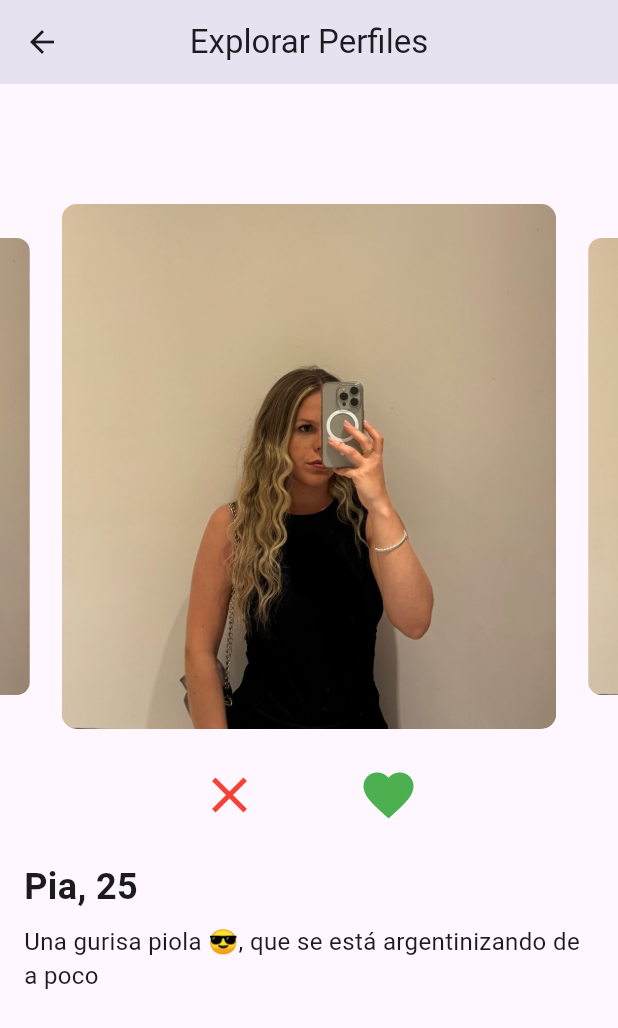
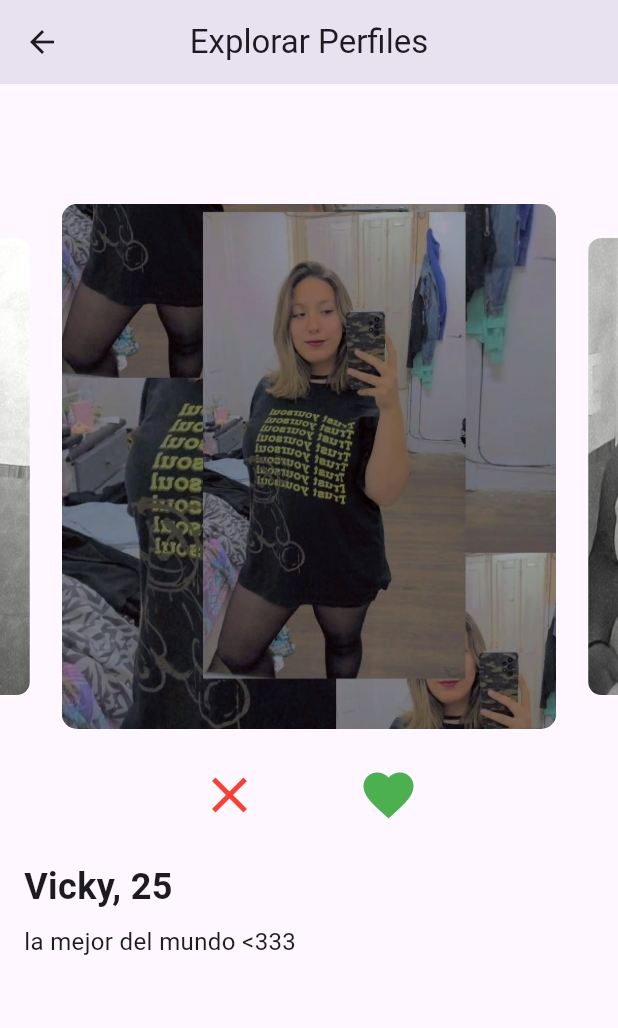
Before and after one commit to JuliLaterza/juvuit_flutter, a Flutter app: the MatchingIgScreen screen opened by its route, swiped to page 2, on a phone screen of 412 x 824 dp. Shown: the top 1028 px of the screen. Run offline on Flutter 3.47's test engine with Material 3 defaults, Android fonts, the light colour scheme and no system bars; drawn by our look-alikes of carousel_slider; our stand-ins replace card_swiper, firebase_auth, firebase_core, font_awesome_flutter, image_picker; accounts and stored records are empty.

Commit message:
agregamos perfil de vicky

```diff
--- a/lib/features/matching/presentation/screens/matching_ig_screen.dart
+++ b/lib/features/matching/presentation/screens/matching_ig_screen.dart
@@ -36,20 +36,34 @@ class _MatchingIgScreenState extends State<MatchingIgScreen> {
     ),
     Profile(
       id: '2',
+      name: 'Vicky',
+      age: 25,
+      description: 'la mejor del mundo <333',
+      imagePath: ['assets/images/vicky.jpeg','assets/images/vicky2.jpeg'],
+    ),
+    Profile(
+      id: '3',
+      name: 'Male',
+      age: 26,
+      description: 'la mejor del mundo <333',
+      imagePath: ['assets/images/male.jpg','assets/images/male2.jpg'],
+    ),
+    Profile(
+      id: '4',
       name: 'Pia',
       age: 25,
       description: 'Una gurisa piola 😎, que se está argentinizando de a poco',
       imagePath: ['assets/images/pia.jpg'],
     ),
     Profile(
-      id: '3',
+      id: '5',
       name: 'Leo',
       age: 37,
       description: 'Le pego bien de zurda y si no te copa...anda palla bobo ⚽⭐️⭐️⭐️',
       imagePath: ['assets/images/messi_mate.jpg','assets/images/messi_arg.jpg','assets/images/messi.jpg', 'assets/images/messicopa.jpg', 'assets/images/messi_barcelona.jpg'],
     ),
     Profile(
-      id: '4',
+      id: '6',
       name: 'Mati',
       age: 29,
       description: 'Astronomo que te lleva a ver las estrellas... grrr 🌌',
```
Also changed, not shown: assets/images/vicky.jpeg (added), assets/images/vicky2.jpeg (added).
